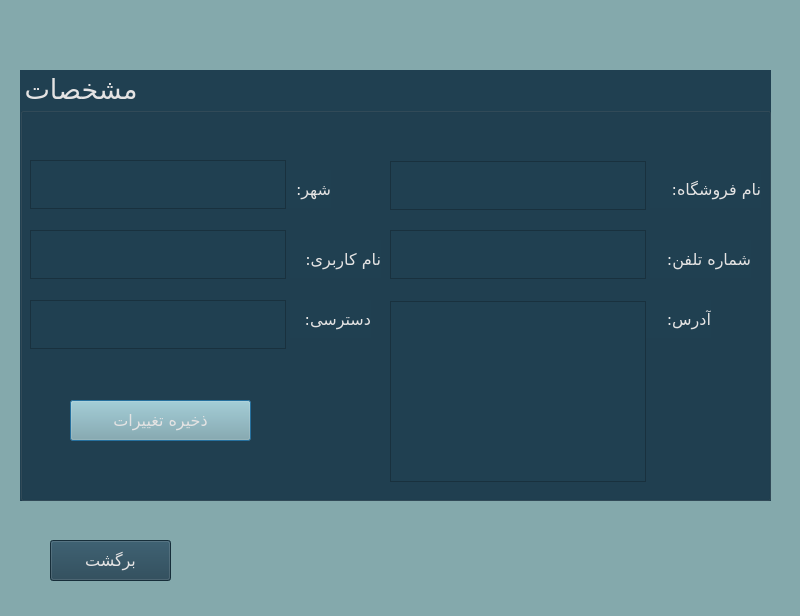
Qt form Project_Ap/infofclie.ui (AP-projects-4001/metagoofill) before a commit.
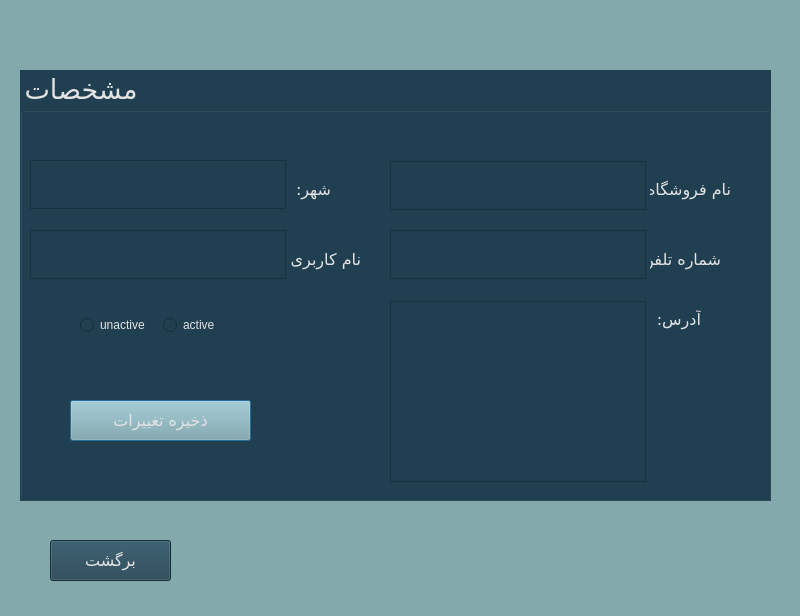
The same form after that commit.

```diff
--- a/Project_Ap/infofclie.ui
+++ b/Project_Ap/infofclie.ui
@@ -35,6 +35,7 @@
     <font>
      <family>Lalezar</family>
      <pointsize>20</pointsize>
+     <weight>50</weight>
      <bold>false</bold>
     </font>
    </property>
@@ -53,7 +54,7 @@
      <rect>
       <x>630</x>
       <y>100</y>
-      <width>111</width>
+      <width>81</width>
       <height>38</height>
      </rect>
     </property>
@@ -75,7 +76,7 @@
      <rect>
       <x>630</x>
       <y>170</y>
-      <width>101</width>
+      <width>71</width>
       <height>38</height>
      </rect>
     </property>
@@ -95,9 +96,9 @@
    <widget class="QLabel" name="label_4">
     <property name="geometry">
      <rect>
-      <x>620</x>
+      <x>630</x>
       <y>230</y>
-      <width>71</width>
+      <width>51</width>
       <height>38</height>
      </rect>
     </property>
@@ -117,9 +118,9 @@
    <widget class="QLabel" name="label_5">
     <property name="geometry">
      <rect>
-      <x>260</x>
+      <x>270</x>
       <y>100</y>
-      <width>51</width>
+      <width>41</width>
       <height>38</height>
      </rect>
     </property>
@@ -141,7 +142,7 @@
      <rect>
       <x>270</x>
       <y>170</y>
-      <width>91</width>
+      <width>71</width>
       <height>38</height>
      </rect>
     </property>
@@ -158,28 +159,6 @@
      <string>نام کاربری:</string>
     </property>
    </widget>
-   <widget class="QLabel" name="label_7">
-    <property name="geometry">
-     <rect>
-      <x>270</x>
-      <y>230</y>
-      <width>81</width>
-      <height>38</height>
-     </rect>
-    </property>
-    <property name="font">
-     <font>
-      <family>Lalezar</family>
-      <pointsize>12</pointsize>
-     </font>
-    </property>
-    <property name="styleSheet">
-     <string notr="true">color: rgb(228, 227, 227);</string>
-    </property>
-    <property name="text">
-     <string>دسترسی:</string>
-    </property>
-   </widget>
    <widget class="QPushButton" name="pushButton_4">
     <property name="geometry">
      <rect>
@@ -313,26 +292,31 @@
      <string notr="true">font: 12pt &quot;Lalezar&quot;;</string>
     </property>
    </widget>
-   <widget class="QPlainTextEdit" name="plainTextEdit_8">
+   <widget class="QWidget" name="horizontalLayoutWidget">
     <property name="geometry">
      <rect>
-      <x>10</x>
+      <x>60</x>
       <y>230</y>
-      <width>256</width>
-      <height>49</height>
+      <width>160</width>
+      <height>51</height>
      </rect>
     </property>
-    <property name="font">
-     <font>
-      <family>Lalezar</family>
-      <pointsize>12</pointsize>
-      <italic>false</italic>
-      <bold>false</bold>
-     </font>
-    </property>
-    <property name="styleSheet">
-     <string notr="true">font: 12pt &quot;Lalezar&quot;;</string>
-    </property>
+    <layout class="QHBoxLayout" name="horizontalLayout_2">
+     <item>
+      <widget class="QRadioButton" name="radioButton_2">
+       <property name="text">
+        <string>unactive</string>
+       </property>
+      </widget>
+     </item>
+     <item>
+      <widget class="QRadioButton" name="radioButton">
+       <property name="text">
+        <string>active</string>
+       </property>
+      </widget>
+     </item>
+    </layout>
    </widget>
   </widget>
   <widget class="QPushButton" name="pushButton_5">
```
Left out of the diff: 7 changed lines with no effect on the pictures.
